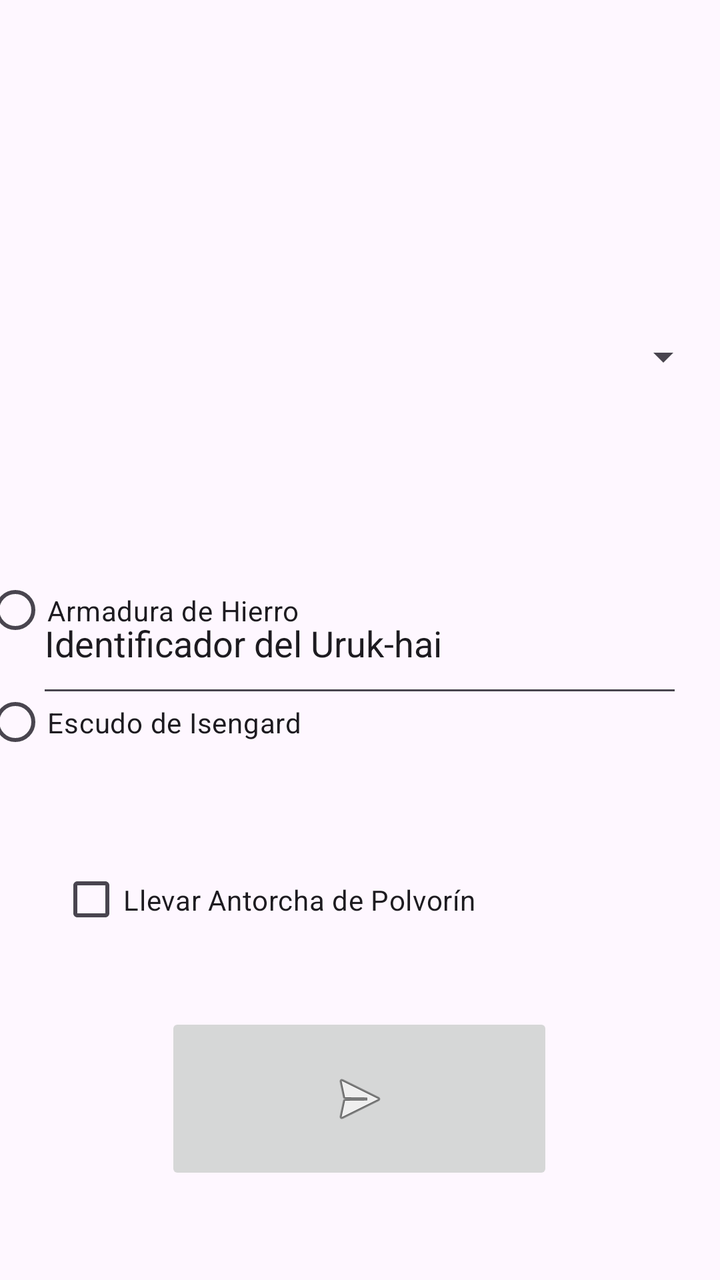
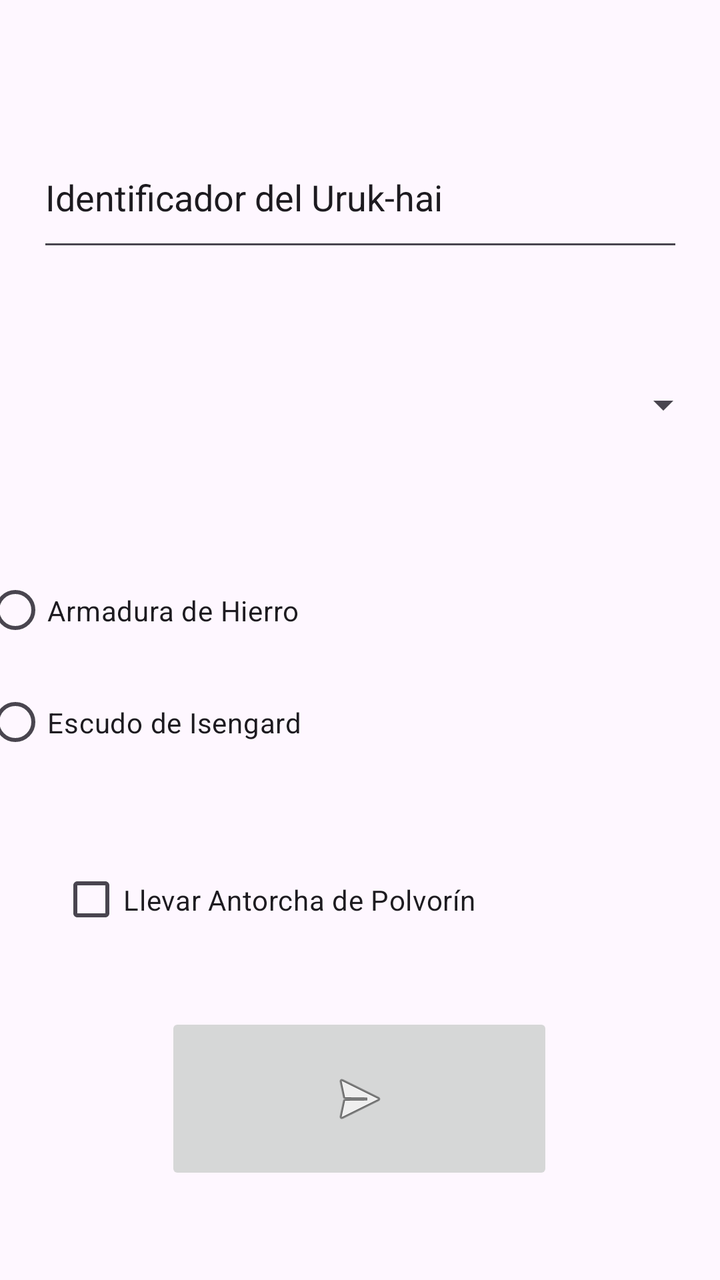

An Android layout rendered at two revisions. The XML below is the earlier revision; the diff shows what the commit changed to produce the second picture.
<!-- AndroidManifest.xml: application theme Theme.ExamenPractico_EvaMP -->
<!-- res/layout/activity_main.xml -->
<?xml version="1.0" encoding="utf-8"?>
<androidx.constraintlayout.widget.ConstraintLayout xmlns:android="http://schemas.android.com/apk/res/android"
    xmlns:app="http://schemas.android.com/apk/res-auto"
    xmlns:tools="http://schemas.android.com/tools"
    android:id="@+id/main"
    android:layout_width="match_parent"
    android:layout_height="match_parent"
    tools:context=".MainActivity">

    <EditText
        android:id="@+id/nombreUh"
        android:layout_width="323dp"
        android:layout_height="67dp"
        android:ems="10"
        android:inputType="text"
        android:text="Identificador del Uruk-hai"
        app:layout_constraintBottom_toBottomOf="parent"
        app:layout_constraintEnd_toEndOf="parent"
        app:layout_constraintHorizontal_bias="0.497"
        app:layout_constraintStart_toStartOf="parent"
        app:layout_constraintTop_toTopOf="parent" />


    <Spinner
        android:id="@+id/TipUd"
        android:layout_width="351dp"
        android:layout_height="69dp"
        app:layout_constraintBottom_toBottomOf="parent"
        app:layout_constraintEnd_toEndOf="parent"
        app:layout_constraintStart_toStartOf="parent"
        app:layout_constraintTop_toTopOf="parent"
        app:layout_constraintVertical_bias="0.252" />

    <RadioGroup
        android:id="@+id/cajaOpc"
        android:layout_width="378dp"
        android:layout_height="112dp"
        app:layout_constraintBottom_toBottomOf="parent"
        app:layout_constraintEnd_toEndOf="parent"
        app:layout_constraintHorizontal_bias="0.484"
        app:layout_constraintStart_toStartOf="parent"
        app:layout_constraintTop_toTopOf="parent"
        app:layout_constraintVertical_bias="0.526">

        <RadioButton
            android:id="@+id/opc1"
            android:layout_width="match_parent"
            android:layout_height="55dp"
            android:text="Armadura de Hierro" />

        <RadioButton
            android:id="@+id/opc2"
            android:layout_width="match_parent"
            android:layout_height="57dp"
            android:text="Escudo de Isengard" />
    </RadioGroup>

    <CheckBox
        android:id="@+id/cajaCheck"
        android:layout_width="300dp"
        android:layout_height="65dp"
        android:text="Llevar Antorcha de Polvorín"
        app:layout_constraintBottom_toBottomOf="parent"
        app:layout_constraintEnd_toEndOf="parent"
        app:layout_constraintHorizontal_bias="0.495"
        app:layout_constraintStart_toStartOf="parent"
        app:layout_constraintTop_toTopOf="parent"
        app:layout_constraintVertical_bias="0.726" />

    <ImageButton
        android:id="@+id/envioTp"
        android:layout_width="194dp"
        android:layout_height="86dp"
        android:contentDescription="enviarTropa"
        app:layout_constraintBottom_toBottomOf="parent"
        app:layout_constraintEnd_toEndOf="parent"
        app:layout_constraintHorizontal_bias="0.497"
        app:layout_constraintStart_toStartOf="parent"
        app:layout_constraintTop_toTopOf="parent"
        app:layout_constraintVertical_bias="0.914"
        app:srcCompat="@android:drawable/ic_menu_send" />

</androidx.constraintlayout.widget.ConstraintLayout>
<!-- resources referenced by this layout -->
<resources>
  <style name="Theme.ExamenPractico_EvaMP" parent="Base.Theme.ExamenPractico_EvaMP" />
  <style name="Base.Theme.ExamenPractico_EvaMP" parent="Theme.Material3.DayNight.NoActionBar">
          
          
      </style>
</resources>

<!-- the commit's change to res/layout/activity_main.xml (unified diff, before → after) -->
@@ -6,6 +6,7 @@
     android:layout_width="match_parent"
     android:layout_height="match_parent"
     tools:context=".MainActivity">
+
 
     <EditText
         android:id="@+id/nombreUh"
@@ -16,10 +17,9 @@
         android:text="Identificador del Uruk-hai"
         app:layout_constraintBottom_toBottomOf="parent"
         app:layout_constraintEnd_toEndOf="parent"
-        app:layout_constraintHorizontal_bias="0.497"
         app:layout_constraintStart_toStartOf="parent"
-        app:layout_constraintTop_toTopOf="parent" />
-
+        app:layout_constraintTop_toTopOf="parent"
+        app:layout_constraintVertical_bias="0.111" />
 
     <Spinner
         android:id="@+id/TipUd"
@@ -29,7 +29,7 @@
         app:layout_constraintEnd_toEndOf="parent"
         app:layout_constraintStart_toStartOf="parent"
         app:layout_constraintTop_toTopOf="parent"
-        app:layout_constraintVertical_bias="0.252" />
+        app:layout_constraintVertical_bias="0.294" />
 
     <RadioGroup
         android:id="@+id/cajaOpc"
